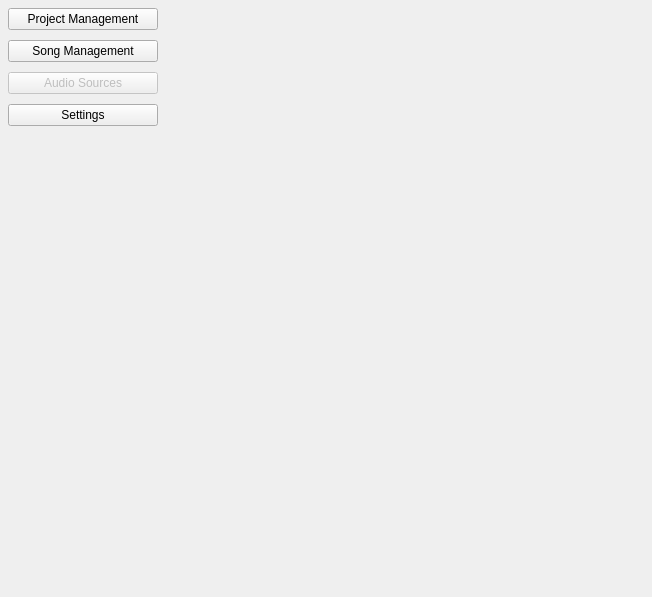
First picture: the form in src/traverso/ui/ManagerWidget.ui, repository ErwanLegrand/Traverso-DAW, before the edit.
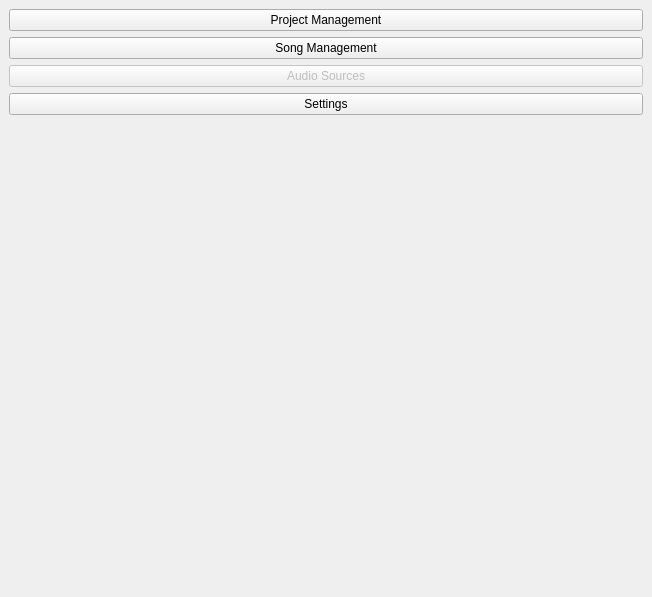
Second picture: the form after the edit. Icons and pictures are not drawn.

The edit to the form file:
```diff
--- a/src/traverso/ui/ManagerWidget.ui
+++ b/src/traverso/ui/ManagerWidget.ui
@@ -20,7 +20,7 @@
   </property>
   <layout class="QHBoxLayout" >
    <property name="margin" >
-    <number>8</number>
+    <number>9</number>
    </property>
    <property name="spacing" >
     <number>6</number>
@@ -31,7 +31,7 @@
       <number>0</number>
      </property>
      <property name="spacing" >
-      <number>10</number>
+      <number>6</number>
      </property>
      <item>
       <widget class="QPushButton" name="projectButton" >
@@ -107,17 +107,14 @@
        </property>
        <property name="sizeHint" >
         <size>
-         <width>150</width>
-         <height>181</height>
+         <width>141</width>
+         <height>431</height>
         </size>
        </property>
       </spacer>
      </item>
     </layout>
    </item>
-   <item>
-    <widget class="QStackedWidget" name="stackedManagerWidget" />
-   </item>
   </layout>
  </widget>
  <pixmapfunction></pixmapfunction>
```
Left out of the diff: 6 changed lines with no effect on the pictures.
